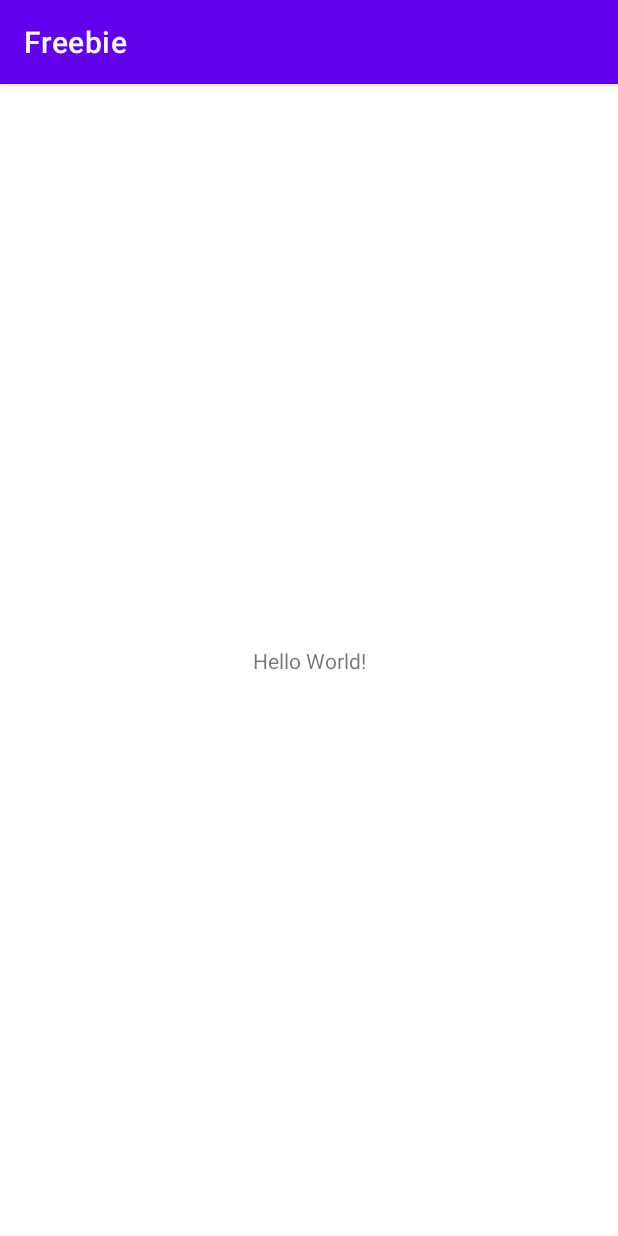
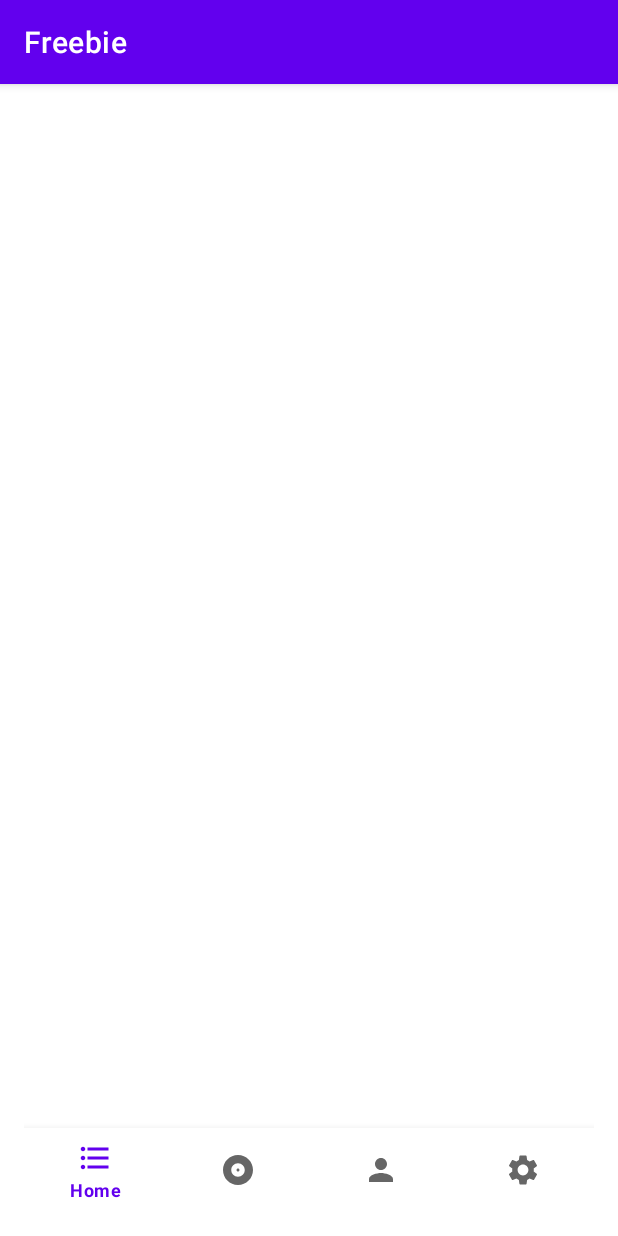
Before and after one commit to t895/freebie, an Android app: the screen it shows after launch (MainActivity), on a phone screen of 412 x 824 dp. Run offline under Robolectric (Android 15) with nearby library versions, the phone set to English and light mode, and no system bars.

Commit message:
added bottom navigation bar with buttons

```diff
--- a/app/build.gradle
+++ b/app/build.gradle
@@ -29,10 +29,13 @@ android {
 
 dependencies {
 
-    implementation 'androidx.appcompat:appcompat:1.4.1'
-    implementation 'com.google.android.material:material:1.5.0'
+    implementation 'androidx.appcompat:appcompat:1.3.1'
+    implementation 'com.google.android.material:material:1.2.1'
     implementation 'androidx.constraintlayout:constraintlayout:2.1.3'
     testImplementation 'junit:junit:4.+'
     androidTestImplementation 'androidx.test.ext:junit:1.1.3'
     androidTestImplementation 'androidx.test.espresso:espresso-core:3.4.0'
+
+    implementation "androidx.appcompat:appcompat:${appCompatVersion}"
+    implementation "com.google.android.material:material:${designSupportVersion}"
 }
--- a/app/src/main/java/com/example/freebie/MainActivity.java
+++ b/app/src/main/java/com/example/freebie/MainActivity.java
@@ -1,14 +1,56 @@
 package com.example.freebie;
 
+import androidx.annotation.NonNull;
 import androidx.appcompat.app.AppCompatActivity;
+import androidx.fragment.app.Fragment;
+import androidx.fragment.app.FragmentManager;
 
 import android.os.Bundle;
+import android.view.MenuItem;
+import android.widget.Toast;
+
+import com.google.android.material.bottomnavigation.BottomNavigationView;
 
 public class MainActivity extends AppCompatActivity {
+
+    public static final String TAG = "MainActivity";
+    final FragmentManager fragmentManager = getSupportFragmentManager();
+    private BottomNavigationView bottomNavigationView;
 
     @Override
     protected void onCreate(Bundle savedInstanceState) {
         super.onCreate(savedInstanceState);
         setContentView(R.layout.activity_main);
+
+        bottomNavigationView = findViewById(R.id.bottomNavigation);
+
+        bottomNavigationView.setOnNavigationItemSelectedListener(new BottomNavigationView.OnNavigationItemSelectedListener() {
+            @Override
+            public boolean onNavigationItemSelected(@NonNull MenuItem item) {
+                Fragment fragment;
+                switch (item.getItemId()) {
+                    case R.id.action_home:
+//                        fragment = new PostsFragment();
+                        Toast.makeText(MainActivity.this, "home pressed", Toast.LENGTH_SHORT).show();
+                        break;
+                    case R.id.action_albums:
+//                        fragment = new ComposeFragment();
+                        Toast.makeText(MainActivity.this, "albums pressed", Toast.LENGTH_SHORT).show();
+                        break;
+                    case R.id.action_artists:
+//                        fragment = new ComposeFragment();
+                        Toast.makeText(MainActivity.this, "artists pressed", Toast.LENGTH_SHORT).show();
+                        break;
+                    case R.id.action_settings:
+                    default:
+//                        fragment = new ProfileFragment();
+                        Toast.makeText(MainActivity.this, "settings pressed", Toast.LENGTH_SHORT).show();
+                        break;
+                }
+//                fragmentManager.beginTransaction().replace(R.id.flContainer, fragment).commit();
+                return true;
+            }
+        });
+        bottomNavigationView.setSelectedItemId(R.id.action_home);
     }
 }
--- /dev/null
+++ b/app/src/main/res/drawable/ic_baseline_album_24.xml
@@ -0,0 +1,10 @@
+<vector xmlns:android="http://schemas.android.com/apk/res/android"
+    android:width="24dp"
+    android:height="24dp"
+    android:viewportWidth="24"
+    android:viewportHeight="24"
+    android:tint="?attr/colorControlNormal">
+  <path
+      android:fillColor="@android:color/white"
+      android:pathData="M12,2C6.48,2 2,6.48 2,12s4.48,10 10,10 10,-4.48 10,-10S17.52,2 12,2zM12,16.5c-2.49,0 -4.5,-2.01 -4.5,-4.5S9.51,7.5 12,7.5s4.5,2.01 4.5,4.5 -2.01,4.5 -4.5,4.5zM12,11c-0.55,0 -1,0.45 -1,1s0.45,1 1,1 1,-0.45 1,-1 -0.45,-1 -1,-1z"/>
+</vector>
--- /dev/null
+++ b/app/src/main/res/drawable/ic_baseline_format_list_bulleted_24.xml
@@ -0,0 +1,10 @@
+<vector xmlns:android="http://schemas.android.com/apk/res/android"
+    android:width="24dp"
+    android:height="24dp"
+    android:viewportWidth="24"
+    android:viewportHeight="24"
+    android:tint="?attr/colorControlNormal">
+  <path
+      android:fillColor="@android:color/white"
+      android:pathData="M4,10.5c-0.83,0 -1.5,0.67 -1.5,1.5s0.67,1.5 1.5,1.5 1.5,-0.67 1.5,-1.5 -0.67,-1.5 -1.5,-1.5zM4,4.5c-0.83,0 -1.5,0.67 -1.5,1.5S3.17,7.5 4,7.5 5.5,6.83 5.5,6 4.83,4.5 4,4.5zM4,16.5c-0.83,0 -1.5,0.68 -1.5,1.5s0.68,1.5 1.5,1.5 1.5,-0.68 1.5,-1.5 -0.67,-1.5 -1.5,-1.5zM7,19h14v-2L7,17v2zM7,13h14v-2L7,11v2zM7,5v2h14L21,5L7,5z"/>
+</vector>
--- /dev/null
+++ b/app/src/main/res/drawable/ic_baseline_person_24.xml
@@ -0,0 +1,10 @@
+<vector xmlns:android="http://schemas.android.com/apk/res/android"
+    android:width="24dp"
+    android:height="24dp"
+    android:viewportWidth="24"
+    android:viewportHeight="24"
+    android:tint="?attr/colorControlNormal">
+  <path
+      android:fillColor="@android:color/white"
+      android:pathData="M12,12c2.21,0 4,-1.79 4,-4s-1.79,-4 -4,-4 -4,1.79 -4,4 1.79,4 4,4zM12,14c-2.67,0 -8,1.34 -8,4v2h16v-2c0,-2.66 -5.33,-4 -8,-4z"/>
+</vector>
--- /dev/null
+++ b/app/src/main/res/drawable/ic_baseline_settings_24.xml
@@ -0,0 +1,10 @@
+<vector xmlns:android="http://schemas.android.com/apk/res/android"
+    android:width="24dp"
+    android:height="24dp"
+    android:viewportWidth="24"
+    android:viewportHeight="24"
+    android:tint="?attr/colorControlNormal">
+  <path
+      android:fillColor="@android:color/white"
+      android:pathData="M19.14,12.94c0.04,-0.3 0.06,-0.61 0.06,-0.94c0,-0.32 -0.02,-0.64 -0.07,-0.94l2.03,-1.58c0.18,-0.14 0.23,-0.41 0.12,-0.61l-1.92,-3.32c-0.12,-0.22 -0.37,-0.29 -0.59,-0.22l-2.39,0.96c-0.5,-0.38 -1.03,-0.7 -1.62,-0.94L14.4,2.81c-0.04,-0.24 -0.24,-0.41 -0.48,-0.41h-3.84c-0.24,0 -0.43,0.17 -0.47,0.41L9.25,5.35C8.66,5.59 8.12,5.92 7.63,6.29L5.24,5.33c-0.22,-0.08 -0.47,0 -0.59,0.22L2.74,8.87C2.62,9.08 2.66,9.34 2.86,9.48l2.03,1.58C4.84,11.36 4.8,11.69 4.8,12s0.02,0.64 0.07,0.94l-2.03,1.58c-0.18,0.14 -0.23,0.41 -0.12,0.61l1.92,3.32c0.12,0.22 0.37,0.29 0.59,0.22l2.39,-0.96c0.5,0.38 1.03,0.7 1.62,0.94l0.36,2.54c0.05,0.24 0.24,0.41 0.48,0.41h3.84c0.24,0 0.44,-0.17 0.47,-0.41l0.36,-2.54c0.59,-0.24 1.13,-0.56 1.62,-0.94l2.39,0.96c0.22,0.08 0.47,0 0.59,-0.22l1.92,-3.32c0.12,-0.22 0.07,-0.47 -0.12,-0.61L19.14,12.94zM12,15.6c-1.98,0 -3.6,-1.62 -3.6,-3.6s1.62,-3.6 3.6,-3.6s3.6,1.62 3.6,3.6S13.98,15.6 12,15.6z"/>
+</vector>
--- a/app/src/main/res/layout/activity_main.xml
+++ b/app/src/main/res/layout/activity_main.xml
@@ -1,18 +1,23 @@
 <?xml version="1.0" encoding="utf-8"?>
-<androidx.constraintlayout.widget.ConstraintLayout xmlns:android="http://schemas.android.com/apk/res/android"
+<RelativeLayout xmlns:android="http://schemas.android.com/apk/res/android"
     xmlns:app="http://schemas.android.com/apk/res-auto"
     xmlns:tools="http://schemas.android.com/tools"
     android:layout_width="match_parent"
     android:layout_height="match_parent"
+    android:layout_margin="16dp"
+    android:orientation="vertical"
     tools:context=".MainActivity">
 
-    <TextView
-        android:layout_width="wrap_content"
+    <FrameLayout
+        android:id="@+id/flContainer"
+        android:layout_width="match_parent"
+        android:layout_height="match_parent"
+        android:layout_above="@id/bottomNavigation" />
+
+    <com.google.android.material.bottomnavigation.BottomNavigationView
+        android:id="@+id/bottomNavigation"
+        android:layout_width="match_parent"
         android:layout_height="wrap_content"
-        android:text="Hello World!"
-        app:layout_constraintBottom_toBottomOf="parent"
-        app:layout_constraintLeft_toLeftOf="parent"
-        app:layout_constraintRight_toRightOf="parent"
-        app:layout_constraintTop_toTopOf="parent" />
-
-</androidx.constraintlayout.widget.ConstraintLayout>
+        android:layout_alignParentBottom="true"
+        app:menu="@menu/menu_bottom_navigation" />
+</RelativeLayout>
--- /dev/null
+++ b/app/src/main/res/menu/menu_bottom_navigation.xml
@@ -0,0 +1,26 @@
+<?xml version="1.0" encoding="utf-8"?>
+<menu xmlns:app="http://schemas.android.com/apk/res-auto"
+    xmlns:android="http://schemas.android.com/apk/res/android">
+
+    <item
+        android:id="@+id/action_home"
+        android:icon="@drawable/ic_baseline_format_list_bulleted_24"
+        android:title="Home"
+        app:showAsAction="always" />
+    <item
+        android:id="@+id/action_albums"
+        android:icon="@drawable/ic_baseline_album_24"
+        android:title="Albums"
+        app:showAsAction="always" />
+    <item
+        android:id="@+id/action_artists"
+        android:icon="@drawable/ic_baseline_person_24"
+        android:title="Artists"
+        app:showAsAction="always" />
+    <item
+        android:id="@+id/action_settings"
+        android:icon="@drawable/ic_baseline_settings_24"
+        android:title="Settings"
+        app:showAsAction="always" />
+
+</menu>
--- a/build.gradle
+++ b/build.gradle
@@ -23,3 +23,8 @@ allprojects {
 task clean(type: Delete) {
     delete rootProject.buildDir
 }
+
+ext {
+    appCompatVersion = '1.0.0'
+    designSupportVersion = '1.0.0'
+}
```
